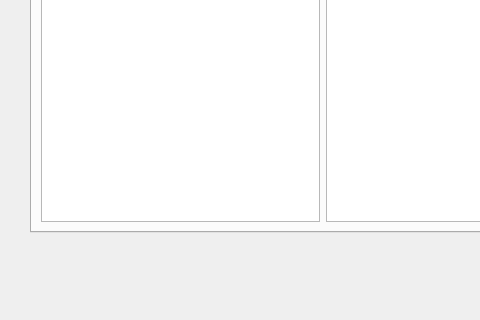
First picture: the form in gui/mainwindow.ui, repository explosion204/office-expense-tracker, before the edit; both pictures show x 0 to 480 and y 353 to 673 of the 1052 by 673 pixel window.
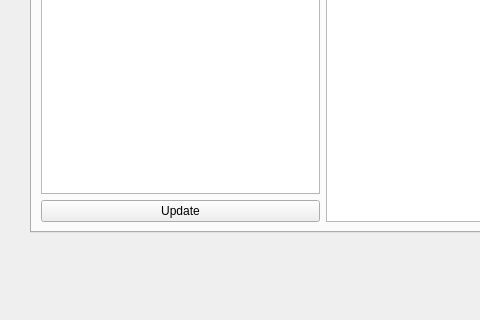
Second picture: the form after the edit.

Patch:
```diff
--- a/gui/mainwindow.ui
+++ b/gui/mainwindow.ui
@@ -215,16 +215,27 @@
       <string>Stats</string>
      </attribute>
      <layout class="QGridLayout" name="gridLayout_12">
-      <item row="0" column="0">
-       <widget class="QListWidget" name="listWidget"/>
-      </item>
       <item row="0" column="1">
        <layout class="QVBoxLayout" name="verticalLayout_3">
         <item>
          <widget class="QGraphicsView" name="graphicsView"/>
         </item>
         <item>
-         <widget class="QTextBrowser" name="textBrowser"/>
+         <widget class="QTextBrowser" name="statsBrowser"/>
+        </item>
+       </layout>
+      </item>
+      <item row="0" column="0">
+       <layout class="QVBoxLayout" name="verticalLayout_5">
+        <item>
+         <widget class="QListWidget" name="statsListWidget"/>
+        </item>
+        <item>
+         <widget class="QPushButton" name="updateStatsButton">
+          <property name="text">
+           <string>Update</string>
+          </property>
+         </widget>
         </item>
        </layout>
       </item>
```
Left out of the diff: 2 changed lines with no effect on the pictures.
